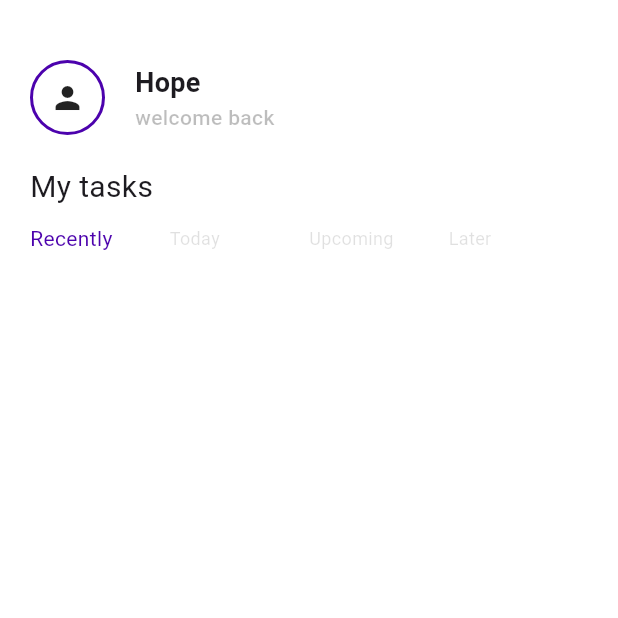
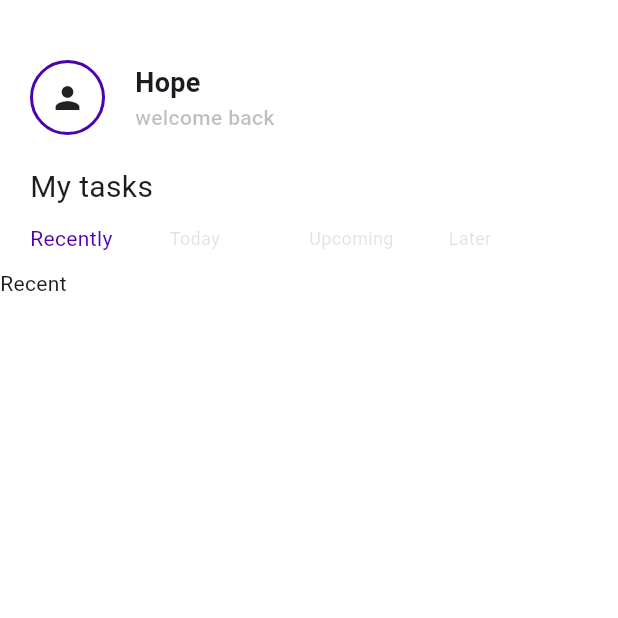
Before and after one commit to hopemadziakapita/Task-management, a Flutter app: the screen it shows after launch, on a phone screen of 412 x 824 dp, the top half of it. Run offline on Flutter 3.47's test engine with Material 2 defaults, Android fonts, the phone set to English and light mode, and no system bars.

Commit message:
Update Home.dart
pageview

```diff
--- a/lib/pages/Home.dart
+++ b/lib/pages/Home.dart
@@ -7,12 +7,15 @@ class Home extends StatelessWidget {
 
   @override
   Widget build(BuildContext context) {
+    int index = 0;
     return Scaffold(
       backgroundColor: AppColors().bgColor,
       body: SafeArea(
         child: Padding(
           padding: const EdgeInsets.symmetric(vertical: 20.0),
           child: SingleChildScrollView(
+            child: SizedBox(
+              height: MediaQuery.of(context).size.height,
               child: Column(
                 children: [
                   Padding(
@@ -83,10 +86,22 @@ class Home extends StatelessWidget {
                         FilterTab(
                             title: "Today", callback: () {}, isActive: false),
                         FilterTab(
-                          title: "Upcoming", callback: () {}, isActive: false),
+                            title: "Upcoming",
+                            callback: () {},
+                            isActive: false),
                         FilterTab(
                             title: "Later", callback: () {}, isActive: false),
                       ],
+                    ),
+                  ),
+                  Expanded(
+                    child: PageView(
+                      scrollDirection: Axis.horizontal,
+                      controller: PageController(initialPage: index),
+                      onPageChanged: (value) {
+                        index = value;
+                      },
+                      children: [Text("Recent"), Text("data")],
                     ),
                   )
                 ],
@@ -94,6 +109,7 @@ class Home extends StatelessWidget {
             ),
           ),
         ),
+      ),
     );
   }
 }
```
Lines whose indentation alone changed are shown as unchanged.
